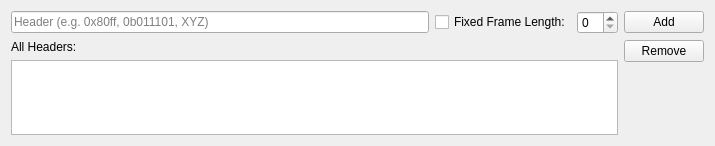
First picture: the form in src/hobbits-plugins/operators/HeaderFramer/headerframer.ui, repository goldest-star/binary-analysis-tool, before the edit.
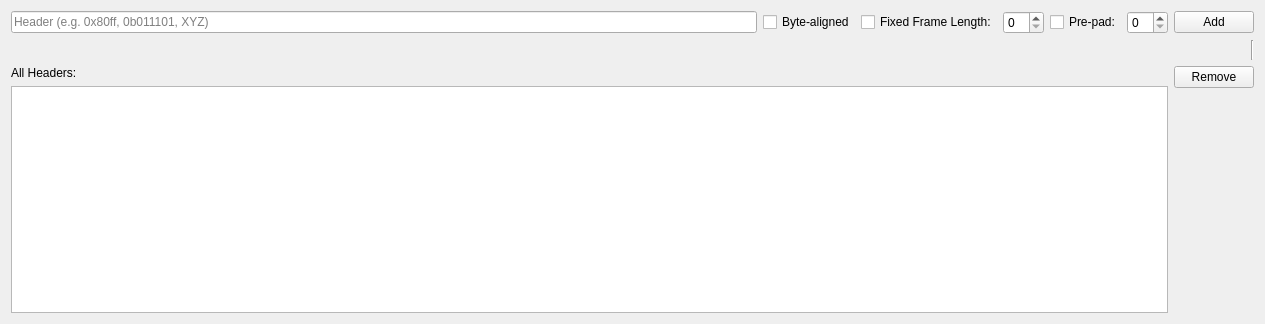
Second picture: the form after the edit.

Commit message: feat: add "pre-pad" and "byte-aligned" options to Header Framer

```diff
--- a/src/hobbits-plugins/operators/HeaderFramer/headerframer.ui
+++ b/src/hobbits-plugins/operators/HeaderFramer/headerframer.ui
@@ -6,8 +6,8 @@
    <rect>
     <x>0</x>
     <y>0</y>
-    <width>715</width>
-    <height>146</height>
+    <width>1265</width>
+    <height>324</height>
    </rect>
   </property>
   <property name="windowTitle">
@@ -23,6 +23,13 @@
        </property>
       </widget>
      </item>
+     <item>
+      <widget class="QCheckBox" name="cb_byteAlign">
+       <property name="text">
+        <string>Byte-aligned</string>
+       </property>
+      </widget>
+     </item>
      <item>
       <widget class="QCheckBox" name="cb_fixedLength">
        <property name="text">
@@ -33,6 +40,16 @@
      <item>
       <widget class="QSpinBox" name="sb_frameLength"/>
      </item>
+     <item>
+      <widget class="QCheckBox" name="cb_prePad">
+       <property name="text">
+        <string>Pre-pad:</string>
+       </property>
+      </widget>
+     </item>
+     <item>
+      <widget class="QSpinBox" name="sb_prePad"/>
+     </item>
      <item>
       <widget class="QPushButton" name="pb_add">
        <property name="text">
@@ -42,6 +59,33 @@
      </item>
     </layout>
    </item>
+   <item>
+    <layout class="QHBoxLayout" name="horizontalLayout_3">
+     <property name="topMargin">
+      <number>0</number>
+     </property>
+     <item>
+      <spacer name="horizontalSpacer">
+       <property name="orientation">
+        <enum>Qt::Horizontal</enum>
+       </property>
+       <property name="sizeHint" stdset="0">
+        <size>
+         <width>40</width>
+         <height>20</height>
+        </size>
+       </property>
+      </spacer>
+     </item>
+     <item>
+      <widget class="Line" name="line">
+       <property name="orientation">
+        <enum>Qt::Vertical</enum>
+       </property>
+      </widget>
+     </item>
+    </layout>
+   </item>
    <item>
     <layout class="QHBoxLayout" name="horizontalLayout_2">
      <item>
```
The commit also changes 2 other files.
